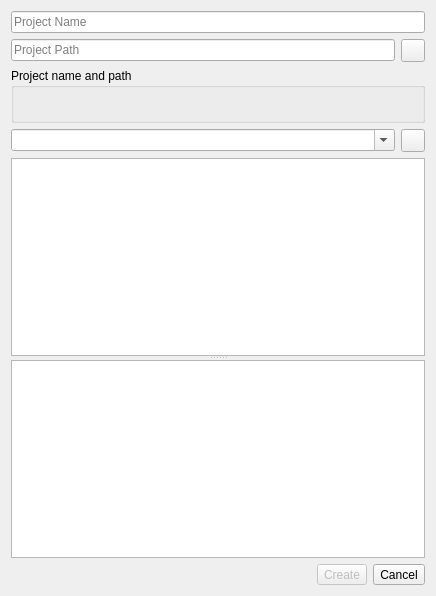
This is refactor-ide/newprojectdialog.ui in martinribelotta/embedded-ide as Qt 5 draws it before an edit. The edited form follows.
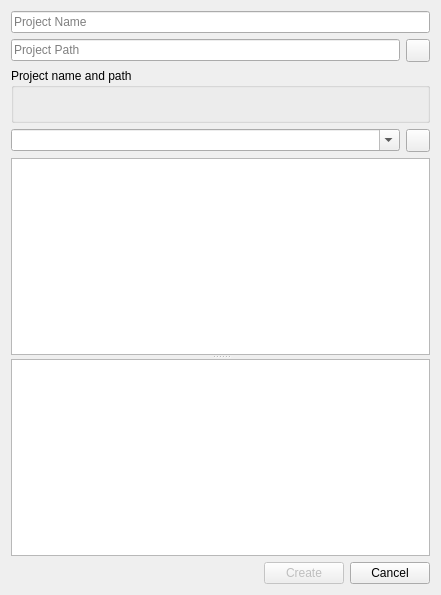
This is the edited form. Icons and pictures are not drawn.

Patch:
```diff
--- a/refactor-ide/newprojectdialog.ui
+++ b/refactor-ide/newprojectdialog.ui
@@ -6,8 +6,8 @@
    <rect>
     <x>0</x>
     <y>0</y>
-    <width>436</width>
-    <height>596</height>
+    <width>441</width>
+    <height>595</height>
    </rect>
   </property>
   <property name="windowTitle">
@@ -118,7 +118,7 @@
     </spacer>
    </item>
    <item row="5" column="1">
-    <widget class="QToolButton" name="buttonOk">
+    <widget class="QPushButton" name="buttonOk">
      <property name="enabled">
       <bool>false</bool>
      </property>
@@ -135,13 +135,13 @@
        <height>22</height>
       </size>
      </property>
-     <property name="toolButtonStyle">
-      <enum>Qt::ToolButtonTextBesideIcon</enum>
+     <property name="default">
+      <bool>true</bool>
      </property>
     </widget>
    </item>
    <item row="5" column="2" colspan="2">
-    <widget class="QToolButton" name="buttonCancel">
+    <widget class="QPushButton" name="buttonCancel">
      <property name="text">
       <string>Cancel</string>
      </property>
@@ -155,9 +155,6 @@
        <height>22</height>
       </size>
      </property>
-     <property name="toolButtonStyle">
-      <enum>Qt::ToolButtonTextBesideIcon</enum>
-     </property>
     </widget>
    </item>
   </layout>
```
Left out of the diff: 16 changed lines with no effect on the pictures.
